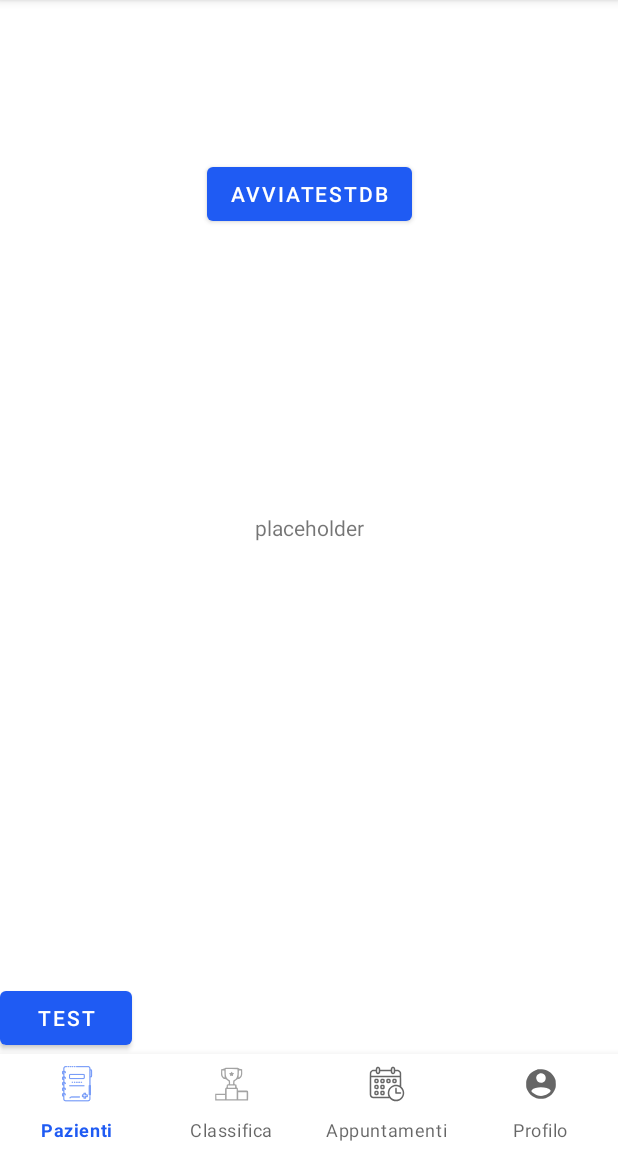
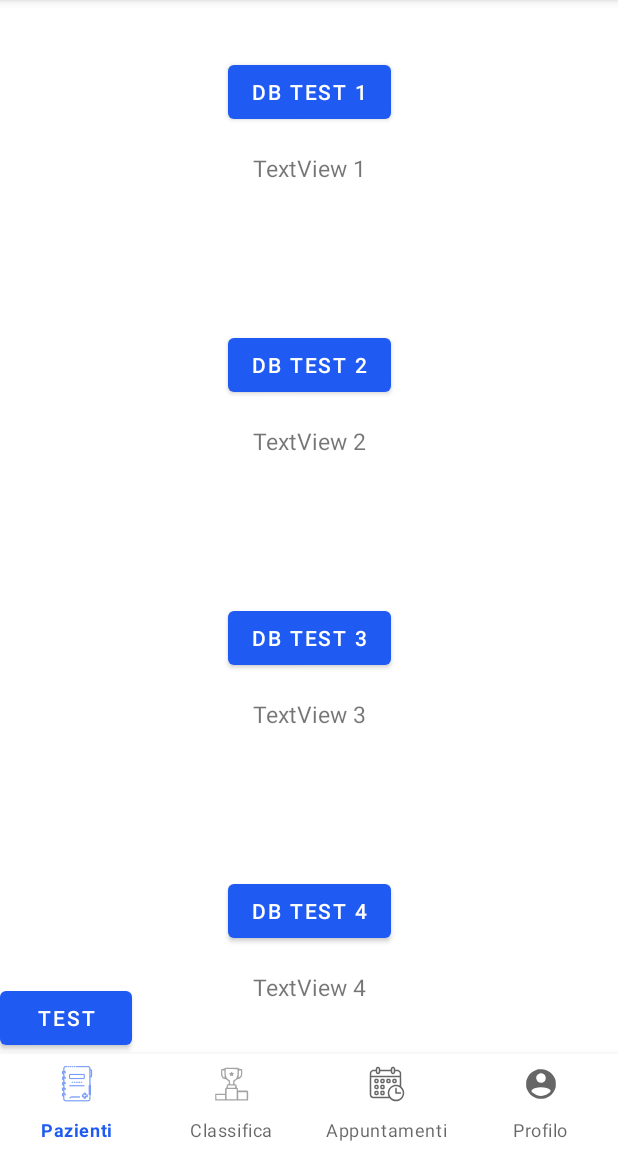
Before and after one commit to FilippoChinniUNIBA/PronuntiApp, an Android app: the fragment TestDBFragment placed in its activity, on a phone screen of 412 x 824 dp, the part 84-1236 px from its top. Run offline under Robolectric (Android 15) with nearby library versions, the phone set to English and light mode, and no system bars; our stand-ins replace Firebase (no records; nobody signed in at launch, a user with empty details on screens opened directly).

Commit message:
Update TestDBFragment.java

```diff
--- a/app/src/main/java/it/uniba/dib/sms2324/num15/PronuntiApp/testingTODELETE/TestDBFragment.java
+++ b/app/src/main/java/it/uniba/dib/sms2324/num15/PronuntiApp/testingTODELETE/TestDBFragment.java
@@ -1,47 +1,89 @@
 package it.uniba.dib.sms2324.num15.PronuntiApp.testingTODELETE;
 
 import android.os.Bundle;
+import android.util.Log;
 import android.view.LayoutInflater;
 import android.view.View;
 import android.view.ViewGroup;
+import android.widget.Button;
 import android.widget.TextView;
 
 import androidx.fragment.app.Fragment;
 
 import com.google.firebase.database.DatabaseReference;
 
+import java.io.File;
+import java.util.ArrayList;
+import java.util.List;
+
 import it.uniba.dib.sms2324.num15.PronuntiApp.R;
+import it.uniba.dib.sms2324.num15.PronuntiApp.models.database.costantidatabase.CostantiDBPersonaggio;
+import it.uniba.dib.sms2324.num15.PronuntiApp.models.database.costantidatabase.CostantiNodiDB;
 import it.uniba.dib.sms2324.num15.PronuntiApp.models.database.profilo.personaggio.PersonaggioDAO;
 import it.uniba.dib.sms2324.num15.PronuntiApp.models.domain.profilo.personaggio.Personaggio;
 
 public class TestDBFragment extends Fragment {
-	private TextView textViewTestDB;
+	private Button buttonTestDB_1;
+	private Button buttonTestDB_2;
+	private Button buttonTestDB_3;
+	private Button buttonTestDB_4;
+	private TextView textViewTestDB_1;
+	private TextView textViewTestDB_2;
+	private TextView textViewTestDB_3;
+	private TextView textViewTestDB_4;
+
 
 	@Override
 	public View onCreateView(LayoutInflater inflater, ViewGroup container, Bundle savedInstanceState) {
 		View view = inflater.inflate(R.layout.test_fragment_test_db, container, false);
 
-		View bottoneTestDB = view.findViewById(R.id.buttonAvviaTestDB);
+		buttonTestDB_1 = view.findViewById(R.id.test_DB_Action_Button_1);
+		buttonTestDB_2 = view.findViewById(R.id.test_DB_Action_Button_2);
+		buttonTestDB_3 = view.findViewById(R.id.test_DB_Action_Button_3);
+		buttonTestDB_4 = view.findViewById(R.id.test_DB_Action_Button_4);
 
-		this.textViewTestDB = view.findViewById(R.id.textRisultatoTestDB);
+		textViewTestDB_1 = view.findViewById(R.id.test_DB_Action_TextView_1);
+		textViewTestDB_2 = view.findViewById(R.id.test_DB_Action_TextView_2);
+		textViewTestDB_3 = view.findViewById(R.id.test_DB_Action_TextView_3);
+		textViewTestDB_4 = view.findViewById(R.id.test_DB_Action_TextView_4);
 
-		bottoneTestDB.setOnClickListener(v -> testDAOPersonaggio());
+		//buttonTestDB_1.setOnClickListener(v -> testDAOPersonaggioSave());
+		buttonTestDB_2.setOnClickListener(v -> testDAOPersonaggioGet());
 
 		return view;
 	}
 
-	private void testDAOPersonaggio() {
+	private void testDAOPersonaggioSave() {
 		// PER FAR FUNZIONARE AGGIUNGERE UN METODO getDb() ALLA CLASSE PersonaggioDAO
 
-//		PersonaggioDAO daoP = new PersonaggioDAO();
-//		Personaggio p = new Personaggio("1", "abcde", 500, "texture");
-//		DatabaseReference ref = daoP.getDb().getReference("personaggi");
-//
-//		String chiave = ref.push().getKey();
-//
-//		ref.child(chiave).setValue(p);
-//
-//		textViewTestDB.setText(chiave);
+		String idPersonaggio = "1234567890";
+		String nomePersonaggio = "erger";
+		int costoSblocco = 600;
+		File texturePersonaggio = new File("folder/texture/texture.png");
+
+		Personaggio p = new Personaggio(nomePersonaggio, costoSblocco, texturePersonaggio);
+
+		PersonaggioDAO daoP = new PersonaggioDAO();
+		DatabaseReference ref = daoP.getDb().getReference(CostantiNodiDB.PERSONAGGI);
+
+		String chiave = ref.push().getKey();
+		ref.child(chiave).setValue(p.toMap());
+
+		textViewTestDB_1.setText(chiave);
+	}
+
+	private void testDAOPersonaggioGet() {
+		// PER FAR FUNZIONARE AGGIUNGERE UN METODO getDb() ALLA CLASSE PersonaggioDAO
+
+		PersonaggioDAO daoP = new PersonaggioDAO();
+		DatabaseReference ref = daoP.getDb().getReference(CostantiNodiDB.PERSONAGGI);
+
+		List<Personaggio> lista = new ArrayList<>();
+		lista = daoP.get(CostantiDBPersonaggio.NOME_PERSONAGGIO, "erger");
+
+		Log.d("PROVA PERSONAGGIO - Dao", (lista == null) ? "lista null" : lista.toString());
+		textViewTestDB_2.setText(lista.toString());
+
 	}
 
 
--- a/app/src/main/res/layout/test_fragment_test_db.xml
+++ b/app/src/main/res/layout/test_fragment_test_db.xml
@@ -5,24 +5,113 @@
     android:layout_width="match_parent"
     android:layout_height="match_parent">
 
-    <Button
-        android:id="@+id/buttonAvviaTestDB"
+    <LinearLayout
         android:layout_width="wrap_content"
         android:layout_height="wrap_content"
-        android:text="AvviaTestDB"
-        app:layout_constraintBottom_toTopOf="@+id/textRisultatoTestDB"
-        app:layout_constraintEnd_toEndOf="parent"
+        android:orientation="vertical"
+        app:layout_constraintTop_toTopOf="parent"
+        app:layout_constraintBottom_toBottomOf="parent"
         app:layout_constraintStart_toStartOf="parent"
-        app:layout_constraintTop_toTopOf="parent" />
+        app:layout_constraintEnd_toEndOf="parent">
 
-    <TextView
-        android:id="@+id/textRisultatoTestDB"
-        android:layout_width="370dp"
-        android:layout_height="187dp"
-        android:gravity="center"
-        android:text="placeholder"
-        app:layout_constraintBottom_toBottomOf="parent"
-        app:layout_constraintEnd_toEndOf="parent"
-        app:layout_constraintStart_toStartOf="parent"
-        app:layout_constraintTop_toTopOf="parent" />
+        <LinearLayout
+            android:layout_width="299dp"
+            android:layout_height="82dp"
+            android:layout_gravity="center"
+            android:layout_marginTop="0dp"
+            android:orientation="vertical">
+
+            <Button
+                android:id="@+id/test_DB_Action_Button_1"
+                android:layout_width="wrap_content"
+                android:layout_height="wrap_content"
+                android:layout_gravity="center"
+                android:text="DB Test 1" />
+
+            <TextView
+                android:id="@+id/test_DB_Action_TextView_1"
+                android:layout_width="match_parent"
+                android:layout_height="wrap_content"
+                android:layout_marginTop="16dp"
+                android:layout_gravity="center"
+                android:gravity="center_horizontal"
+                android:text="TextView 1"
+                android:textSize="15sp" />
+        </LinearLayout>
+
+        <LinearLayout
+            android:layout_width="299dp"
+            android:layout_height="82dp"
+            android:layout_gravity="center"
+            android:layout_marginTop="100dp"
+            android:orientation="vertical">
+
+            <Button
+                android:id="@+id/test_DB_Action_Button_2"
+                android:layout_width="wrap_content"
+                android:layout_height="wrap_content"
+                android:layout_gravity="center"
+                android:text="DB Test 2" />
+
+            <TextView
+                android:id="@+id/test_DB_Action_TextView_2"
+                android:layout_width="match_parent"
+                android:layout_height="wrap_content"
+                android:layout_marginTop="16dp"
+                android:layout_gravity="center"
+                android:gravity="center_horizontal"
+                android:text="TextView 2"
+                android:textSize="15sp" />
+        </LinearLayout>
+
+        <LinearLayout
+            android:layout_width="299dp"
+            android:layout_height="82dp"
+            android:layout_gravity="center"
+            android:layout_marginTop="100dp"
+            android:orientation="vertical">
+
+            <Button
+                android:id="@+id/test_DB_Action_Button_3"
+                android:layout_width="wrap_content"
+                android:layout_height="wrap_content"
+                android:layout_gravity="center"
+                android:text="DB Test 3" />
+
+            <TextView
+                android:id="@+id/test_DB_Action_TextView_3"
+                android:layout_width="match_parent"
+                android:layout_height="wrap_content"
+                android:layout_marginTop="16dp"
+                android:layout_gravity="center"
+                android:gravity="center_horizontal"
+                android:text="TextView 3"
+                android:textSize="15sp" />
+        </LinearLayout>
+
+        <LinearLayout
+            android:layout_width="299dp"
+            android:layout_height="82dp"
+            android:layout_gravity="center"
+            android:layout_marginTop="100dp"
+            android:orientation="vertical">
+
+            <Button
+                android:id="@+id/test_DB_Action_Button_4"
+                android:layout_width="wrap_content"
+                android:layout_height="wrap_content"
+                android:layout_gravity="center"
+                android:text="DB Test 4" />
+
+            <TextView
+                android:id="@+id/test_DB_Action_TextView_4"
+                android:layout_width="match_parent"
+                android:layout_height="33dp"
+                android:layout_marginTop="16dp"
+                android:gravity="center_horizontal"
+                android:text="TextView 4"
+                android:textSize="15sp" />
+        </LinearLayout>
+
+    </LinearLayout>
 </androidx.constraintlayout.widget.ConstraintLayout>
```
